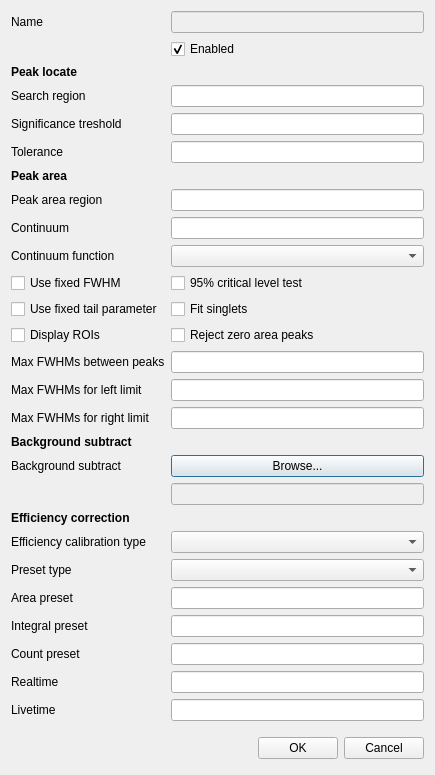
Above: createdetector.ui from bytting/nailab before the change. Below: the same form after it.
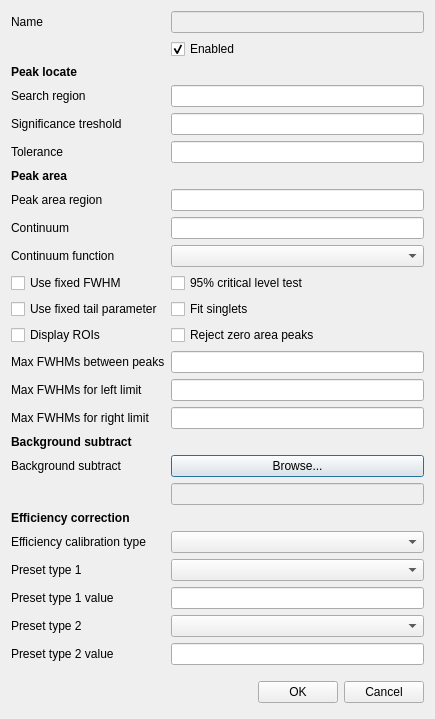
That is the form after the change. Icons and pictures are not drawn.

```diff
--- a/createdetector.ui
+++ b/createdetector.ui
@@ -7,7 +7,7 @@
     <x>0</x>
     <y>0</y>
     <width>435</width>
-    <height>744</height>
+    <height>713</height>
    </rect>
   </property>
   <property name="windowTitle">
@@ -281,7 +281,7 @@
    <item row="21" column="0">
     <widget class="QLabel" name="label_17">
      <property name="text">
-      <string>Preset type</string>
+      <string>Preset type 1</string>
      </property>
     </widget>
    </item>
@@ -291,7 +291,7 @@
    <item row="22" column="0">
     <widget class="QLabel" name="label_18">
      <property name="text">
-      <string>Area preset</string>
+      <string>Preset type 1 value</string>
      </property>
     </widget>
    </item>
@@ -299,19 +299,19 @@
     <widget class="QLineEdit" name="tbAreaPreset"/>
    </item>
    <item row="23" column="0">
-    <widget class="QLabel" name="label_19">
+    <widget class="QLabel" name="label_22">
      <property name="text">
-      <string>Integral preset</string>
+      <string>Preset type 2</string>
      </property>
     </widget>
    </item>
    <item row="23" column="1">
-    <widget class="QLineEdit" name="tbIntegralPreset"/>
+    <widget class="QComboBox" name="cboxPresetType2"/>
    </item>
    <item row="24" column="0">
-    <widget class="QLabel" name="label_20">
+    <widget class="QLabel" name="label_19">
      <property name="text">
-      <string>Count preset</string>
+      <string>Preset type 2 value</string>
      </property>
     </widget>
    </item>
@@ -319,26 +319,6 @@
     <widget class="QLineEdit" name="tbCountPreset"/>
    </item>
    <item row="25" column="0">
-    <widget class="QLabel" name="label_21">
-     <property name="text">
-      <string>Realtime</string>
-     </property>
-    </widget>
-   </item>
-   <item row="25" column="1">
-    <widget class="QLineEdit" name="tbRealtime"/>
-   </item>
-   <item row="26" column="0">
-    <widget class="QLabel" name="label_22">
-     <property name="text">
-      <string>Livetime</string>
-     </property>
-    </widget>
-   </item>
-   <item row="26" column="1">
-    <widget class="QLineEdit" name="tbLivetime"/>
-   </item>
-   <item row="27" column="0">
     <spacer name="verticalSpacer">
      <property name="orientation">
       <enum>Qt::Vertical</enum>
@@ -351,7 +331,7 @@
      </property>
     </spacer>
    </item>
-   <item row="28" column="0" colspan="2">
+   <item row="26" column="0" colspan="2">
     <layout class="QHBoxLayout">
      <property name="spacing">
       <number>6</number>
```
Left out of the diff: 6 changed lines with no effect on the pictures.
